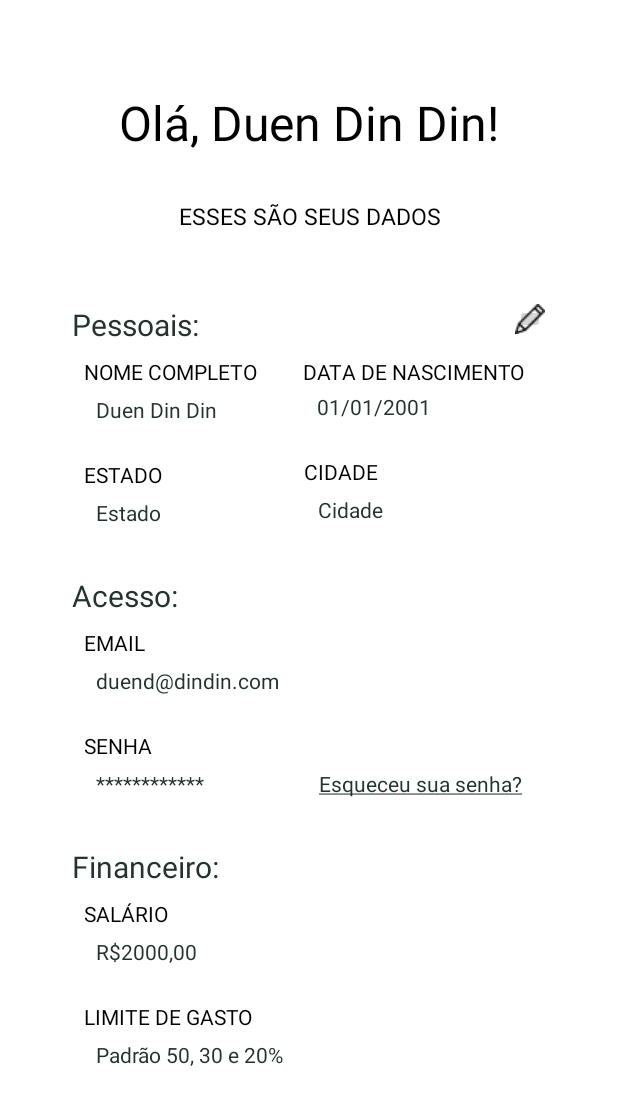
After one commit to ArthurVaso/DuenDinDin---Mobile, an Android app: the UsuarioPerfilActivity screen opened directly, with no data from a screen before it, on a phone screen of 412 x 824 dp. The commit adds this screen. Shown: the top 1105 px of the screen. Run offline under Robolectric (Android 15) with nearby library versions, the phone set to English and light mode, and no system bars.

Commit message:
criada a tela de perfil do usuario

```diff
--- a/app/src/main/AndroidManifest.xml
+++ b/app/src/main/AndroidManifest.xml
@@ -22,6 +22,9 @@
                 <category android:name="android.intent.category.LAUNCHER" />
             </intent-filter>
         </activity>
+        <activity
+            android:name=".UsuarioPerfilActivity"
+            android:exported="false"/>
     </application>
 
 </manifest>
--- /dev/null
+++ b/app/src/main/java/br/edu/ifsp/duendindin_mobile/UsuarioPerfilActivity.java
@@ -0,0 +1,23 @@
+package br.edu.ifsp.duendindin_mobile;
+
+import android.os.Bundle;
+import android.view.View;
+import android.widget.ImageButton;
+
+import androidx.appcompat.app.AppCompatActivity;
+
+public class UsuarioPerfilActivity extends AppCompatActivity {
+
+    private ImageButton btnEditUsuario;
+
+    @Override
+    protected void onCreate(Bundle savedInstanceState) {
+        super.onCreate(savedInstanceState);
+        setContentView(R.layout.activity_perfil_usuario);
+
+        btnEditUsuario = findViewById(R.id.img_usuario_perfil_edit);
+        btnEditUsuario.setOnClickListener(view -> {
+            //todo ir para a tela de atualizar perfil do usuário
+        });
+    }
+}
--- /dev/null
+++ b/app/src/main/res/layout/activity_perfil_usuario.xml
@@ -0,0 +1,286 @@
+<?xml version="1.0" encoding="utf-8"?>
+<LinearLayout xmlns:android="http://schemas.android.com/apk/res/android"
+    xmlns:app="http://schemas.android.com/apk/res-auto"
+    xmlns:tools="http://schemas.android.com/tools"
+    android:layout_width="match_parent"
+    android:layout_height="match_parent"
+    android:orientation="vertical"
+    tools:context=".UsuarioPerfilActivity">
+
+    <TextView
+        android:id="@+id/msg_usario_perfil"
+        android:layout_width="match_parent"
+        android:layout_height="wrap_content"
+        android:layout_marginLeft="20dp"
+        android:layout_marginTop="60dp"
+        android:layout_marginRight="20dp"
+        android:text="@string/msg_usuario_perfil"
+        android:textAlignment="center"
+        android:textColor="@color/black"
+        android:textSize="32sp" />
+
+    <TextView
+        android:layout_width="match_parent"
+        android:layout_height="wrap_content"
+        android:layout_marginLeft="20dp"
+        android:layout_marginTop="30dp"
+        android:layout_marginRight="20dp"
+        android:text="@string/msg_usuario_perfil_dados"
+        android:textAlignment="center"
+        android:textColor="@color/black"
+        android:textSize="15sp" />
+
+    <androidx.constraintlayout.widget.ConstraintLayout
+        android:layout_width="match_parent"
+        android:layout_height="match_parent"
+        android:layout_margin="40dp"
+        android:orientation="vertical">
+
+        <TextView
+            android:id="@+id/txt_usuario_perfil_pessoais"
+            android:layout_width="wrap_content"
+            android:layout_height="0dp"
+            android:layout_marginStart="8dp"
+            android:layout_marginTop="8dp"
+            android:text="@string/txt_usario_perfil_pessoais"
+            android:textColor="@color/button_color"
+            android:textSize="20sp"
+            app:layout_constraintStart_toStartOf="parent"
+            app:layout_constraintTop_toTopOf="parent" />
+
+        <ImageButton
+            android:id="@+id/img_usuario_perfil_edit"
+            android:layout_width="20dp"
+            android:layout_height="20dp"
+            android:layout_marginStart="209dp"
+            android:layout_marginTop="8dp"
+            android:layout_marginEnd="8dp"
+            android:contentDescription="@string/cd_usuario_perfil_img_edit"
+            app:layout_constraintEnd_toEndOf="parent"
+            app:layout_constraintStart_toEndOf="@+id/txt_usuario_perfil_pessoais"
+            app:layout_constraintTop_toTopOf="parent"
+            app:srcCompat="@drawable/img_edit_button"
+            tools:ignore="TouchTargetSizeCheck" />
+
+        <TextView
+            android:id="@+id/txt_usuario_perfil_nome_completo"
+            android:layout_width="wrap_content"
+            android:layout_height="wrap_content"
+            android:layout_marginStart="16dp"
+            android:layout_marginTop="8dp"
+            android:text="@string/txt_usuario_perfil_nome_completo"
+            android:textColor="@color/black"
+            app:layout_constraintStart_toStartOf="parent"
+            app:layout_constraintTop_toBottomOf="@+id/txt_usuario_perfil_pessoais" />
+
+        <TextView
+            android:id="@+id/txt_usuario_perfil_edit_nome_completo"
+            android:layout_width="wrap_content"
+            android:layout_height="wrap_content"
+            android:layout_marginStart="24dp"
+            android:layout_marginTop="6dp"
+            android:text="@string/txt_usuario_perfil_edit_nome_completo"
+            android:textColor="@color/button_color"
+            app:layout_constraintStart_toStartOf="parent"
+            app:layout_constraintTop_toBottomOf="@+id/txt_usuario_perfil_nome_completo" />
+
+        <TextView
+            android:id="@+id/txt_usuario_perfil_data_de_nascimento"
+            android:layout_width="wrap_content"
+            android:layout_height="wrap_content"
+            android:layout_marginTop="8dp"
+            android:layout_marginEnd="10dp"
+            android:text="@string/txt_usuario_perfil_data_de_nascimento"
+            android:textColor="@color/black"
+            app:layout_constraintEnd_toEndOf="parent"
+            app:layout_constraintHorizontal_bias="0.716"
+            app:layout_constraintStart_toEndOf="@+id/txt_usuario_perfil_nome_completo"
+            app:layout_constraintTop_toBottomOf="@+id/txt_usuario_perfil_pessoais" />
+
+        <TextView
+            android:id="@+id/txt_usuario_perfil_edit_data_de_nascimento"
+            android:layout_width="wrap_content"
+            android:layout_height="wrap_content"
+            android:layout_marginTop="4dp"
+            android:text="@string/txt_usuario_perfil_edit_data_de_nascimento"
+            android:textColor="@color/button_color"
+            app:layout_constraintEnd_toEndOf="parent"
+            app:layout_constraintHorizontal_bias="0.096"
+            app:layout_constraintStart_toStartOf="@+id/txt_usuario_perfil_data_de_nascimento"
+            app:layout_constraintTop_toBottomOf="@+id/txt_usuario_perfil_data_de_nascimento" />
+
+        <TextView
+            android:id="@+id/txt_usuario_perfil_estado"
+            android:layout_width="wrap_content"
+            android:layout_height="wrap_content"
+            android:layout_marginStart="16dp"
+            android:layout_marginTop="24dp"
+            android:text="@string/txt_usuario_perfil_estado"
+            android:textColor="@color/black"
+            app:layout_constraintStart_toStartOf="parent"
+            app:layout_constraintTop_toBottomOf="@+id/txt_usuario_perfil_edit_nome_completo" />
+
+        <TextView
+            android:id="@+id/txt_usuario_perfil_edit_estado"
+            android:layout_width="wrap_content"
+            android:layout_height="wrap_content"
+            android:layout_marginStart="24dp"
+            android:layout_marginTop="6dp"
+            android:text="@string/txt_usuario_perfil_edit_estado"
+            android:textColor="@color/button_color"
+            app:layout_constraintStart_toStartOf="parent"
+            app:layout_constraintTop_toBottomOf="@+id/txt_usuario_perfil_estado" />
+
+        <TextView
+            android:id="@+id/txt_usuario_perfil_cidade"
+            android:layout_width="wrap_content"
+            android:layout_height="wrap_content"
+            android:layout_marginStart="92dp"
+            android:layout_marginTop="24dp"
+            android:text="@string/txt_usuario_perfil_cidade"
+            android:textColor="@color/black"
+            app:layout_constraintEnd_toEndOf="parent"
+            app:layout_constraintHorizontal_bias="0.016"
+            app:layout_constraintStart_toEndOf="@+id/txt_usuario_perfil_estado"
+            app:layout_constraintTop_toBottomOf="@+id/txt_usuario_perfil_edit_data_de_nascimento" />
+
+        <TextView
+            android:id="@+id/txt_usuario_perfil_edit_cidade"
+            android:layout_width="wrap_content"
+            android:layout_height="wrap_content"
+            android:layout_marginTop="6dp"
+            android:text="@string/txt_usuario_perfil_edit_cidade"
+            android:textColor="@color/button_color"
+            app:layout_constraintEnd_toEndOf="parent"
+            app:layout_constraintHorizontal_bias="0.072"
+            app:layout_constraintStart_toStartOf="@+id/txt_usuario_perfil_cidade"
+            app:layout_constraintTop_toBottomOf="@+id/txt_usuario_perfil_cidade" />
+
+        <TextView
+            android:id="@+id/txt_usuario_perfil_acesso"
+            android:layout_width="wrap_content"
+            android:layout_height="wrap_content"
+            android:layout_marginStart="8dp"
+            android:layout_marginTop="32dp"
+            android:text="@string/txt_usuario_perfil_acesso"
+            android:textColor="@color/button_color"
+            android:textSize="20sp"
+            app:layout_constraintStart_toStartOf="parent"
+            app:layout_constraintTop_toBottomOf="@+id/txt_usuario_perfil_edit_estado" />
+
+        <TextView
+            android:id="@+id/txt_usuario_perfil_email"
+            android:layout_width="wrap_content"
+            android:layout_height="wrap_content"
+            android:layout_marginStart="16dp"
+            android:layout_marginTop="8dp"
+            android:text="@string/txt_usuario_perfil_email"
+            android:textColor="@color/black"
+            app:layout_constraintStart_toStartOf="parent"
+            app:layout_constraintTop_toBottomOf="@+id/txt_usuario_perfil_acesso" />
+
+        <TextView
+            android:id="@+id/txt_usuario_perfil_edit_email"
+            android:layout_width="wrap_content"
+            android:layout_height="wrap_content"
+            android:layout_marginStart="24dp"
+            android:layout_marginTop="6dp"
+            android:text="@string/txt_usuario_perfil_edit_email"
+            android:textColor="@color/button_color"
+            app:layout_constraintStart_toStartOf="parent"
+            app:layout_constraintTop_toBottomOf="@+id/txt_usuario_perfil_email" />
+
+        <TextView
+            android:id="@+id/txt_usuario_perfil_senha"
+            android:layout_width="wrap_content"
+            android:layout_height="wrap_content"
+            android:layout_marginStart="16dp"
+            android:layout_marginTop="24dp"
+            android:text="@string/txt_usuario_perfil_senha"
+            android:textColor="@color/black"
+            app:layout_constraintStart_toStartOf="parent"
+            app:layout_constraintTop_toBottomOf="@+id/txt_usuario_perfil_edit_email" />
+
+        <TextView
+            android:id="@+id/txt_usuario_perfil_edit_senha"
+            android:layout_width="wrap_content"
+            android:layout_height="wrap_content"
+            android:layout_marginStart="24dp"
+            android:layout_marginTop="6dp"
+            android:text="@string/txt_usuario_perfil_edit_senha"
+            android:textColor="@color/button_color"
+            app:layout_constraintStart_toStartOf="parent"
+            app:layout_constraintTop_toBottomOf="@+id/txt_usuario_perfil_senha" />
+
+        <TextView
+            android:id="@+id/msg_usuario_perfil_esqueceu_sua_senha"
+            android:layout_width="wrap_content"
+            android:layout_height="wrap_content"
+            android:layout_marginTop="6dp"
+            android:layout_marginEnd="10dp"
+            android:text="@string/msg_usuario_perfil_esqueceu_sua_senha"
+            android:textColor="@color/button_color"
+            app:layout_constraintEnd_toEndOf="parent"
+            app:layout_constraintHorizontal_bias="0.846"
+            app:layout_constraintStart_toEndOf="@+id/txt_usuario_perfil_edit_senha"
+            app:layout_constraintTop_toBottomOf="@+id/txt_usuario_perfil_senha" />
+
+        <TextView
+            android:id="@+id/txt_usuario_perfil_financeiro"
+            android:layout_width="wrap_content"
+            android:layout_height="wrap_content"
+            android:layout_marginStart="8dp"
+            android:layout_marginTop="32dp"
+            android:text="@string/txt_usuario_perfil_financeiro"
+            android:textColor="@color/button_color"
+            android:textSize="20sp"
+            app:layout_constraintStart_toStartOf="parent"
+            app:layout_constraintTop_toBottomOf="@+id/txt_usuario_perfil_edit_senha" />
+
+        <TextView
+            android:id="@+id/txt_usuario_perfil_salario"
+            android:layout_width="wrap_content"
+            android:layout_height="wrap_content"
+            android:layout_marginStart="16dp"
+            android:layout_marginTop="8dp"
+            android:text="@string/txt_usuario_perfil_salario"
+            android:textColor="@color/black"
+            app:layout_constraintStart_toStartOf="parent"
+            app:layout_constraintTop_toBottomOf="@+id/txt_usuario_perfil_financeiro" />
+
+        <TextView
+            android:id="@+id/txt_usuario_perfil_edit_salario"
+            android:layout_width="wrap_content"
+            android:layout_height="wrap_content"
+            android:layout_marginStart="24dp"
+            android:layout_marginTop="6dp"
+            android:text="@string/txt_usuario_perfil_edit_salario"
+            android:textColor="@color/button_color"
+            app:layout_constraintStart_toStartOf="parent"
+            app:layout_constraintTop_toBottomOf="@+id/txt_usuario_perfil_salario" />
+
+        <TextView
+            android:id="@+id/txt_usuario_perfil_limite_de_gasto"
+            android:layout_width="wrap_content"
+            android:layout_height="wrap_content"
+            android:layout_marginStart="16dp"
+            android:layout_marginTop="24dp"
+            android:text="@string/txt_usuario_perfil_limite_de_gasto"
+            android:textColor="@color/black"
+            app:layout_constraintStart_toStartOf="parent"
+            app:layout_constraintTop_toBottomOf="@+id/txt_usuario_perfil_edit_salario" />
+
+        <TextView
+            android:id="@+id/txt_usuario_perfil_edit_limite_de_gasto"
+            android:layout_width="wrap_content"
+            android:layout_height="wrap_content"
+            android:layout_marginStart="24dp"
+            android:layout_marginTop="6dp"
+            android:text="@string/txt_usuario_perfil_edit_limite_de_gasto"
+            android:textColor="@color/button_color"
+            app:layout_constraintStart_toStartOf="parent"
+            app:layout_constraintTop_toBottomOf="@+id/txt_usuario_perfil_limite_de_gasto" />
+
+    </androidx.constraintlayout.widget.ConstraintLayout>
+
+</LinearLayout>
--- a/app/src/main/res/values-night/themes.xml
+++ b/app/src/main/res/values-night/themes.xml
@@ -1,6 +1,6 @@
 <resources xmlns:tools="http://schemas.android.com/tools">
     <!-- Base application theme. -->
-    <style name="Theme.DuenDinDinMobile" parent="Theme.MaterialComponents.DayNight.DarkActionBar">
+    <style name="Theme.DuenDinDinMobile" parent="Theme.MaterialComponents.DayNight.NoActionBar">
         <!-- Primary brand color. -->
         <item name="colorPrimary">@color/primary_color</item>
         <item name="colorPrimaryVariant">@color/purple_700</item>
--- a/app/src/main/res/values/strings.xml
+++ b/app/src/main/res/values/strings.xml
@@ -1,3 +1,39 @@
 <resources>
     <string name="app_name">DuenDinDin</string>
+    <string name="msg_usuario_perfil">Olá, Duen Din Din!</string>
+    <string name="msg_usuario_perfil_dados">ESSES SÃO SEUS DADOS</string>
+
+
+<!--    TEXTOS DOS DADOS PESSOAIS-->
+    <string name="txt_usario_perfil_pessoais">Pessoais:</string>
+    <string name="cd_usuario_perfil_img_edit">Botão para ir para a tela de alteração dos dados do usuário.</string>
+
+    <string name="txt_usuario_perfil_nome_completo">NOME COMPLETO</string>
+    <string name="txt_usuario_perfil_edit_nome_completo">Duen Din Din</string>
+    <string name="txt_usuario_perfil_data_de_nascimento">DATA DE NASCIMENTO</string>
+    <string name="txt_usuario_perfil_edit_data_de_nascimento">01/01/2001</string>
+    <string name="txt_usuario_perfil_estado">ESTADO</string>
+    <string name="txt_usuario_perfil_edit_estado">Estado</string>
+    <string name="txt_usuario_perfil_cidade">CIDADE</string>
+    <string name="txt_usuario_perfil_edit_cidade">Cidade</string>
+
+<!--    TEXTOS DOS DADOS DE ACESSO-->
+    <string name="txt_usuario_perfil_acesso">Acesso:</string>
+
+    <string name="txt_usuario_perfil_email">EMAIL</string>
+    <string name="txt_usuario_perfil_edit_email">duend@dindin.com</string>
+    <string name="txt_usuario_perfil_senha">SENHA</string>
+    <string name="txt_usuario_perfil_edit_senha">************</string>
+    <string name="msg_usuario_perfil_esqueceu_sua_senha"><u>Esqueceu sua senha?</u></string>
+
+<!--    TEXTOS DOS DADOS FINANCEIROS-->
+    <string name="txt_usuario_perfil_financeiro">Financeiro:</string>
+
+    <string name="txt_usuario_perfil_salario">SALÁRIO</string>
+    <string name="txt_usuario_perfil_edit_salario">R$2000,00</string>
+    <string name="txt_usuario_perfil_limite_de_gasto">LIMITE DE GASTO</string>
+    <string name="txt_usuario_perfil_edit_limite_de_gasto">Padrão 50, 30 e 20%</string>
+
 </resources>
+
+<!--txt_usuario_cadastro_nome_completo-->
--- a/app/src/main/res/values/themes.xml
+++ b/app/src/main/res/values/themes.xml
@@ -1,6 +1,6 @@
 <resources xmlns:tools="http://schemas.android.com/tools">
     <!-- Base application theme. -->
-    <style name="Theme.DuenDinDinMobile" parent="Theme.MaterialComponents.DayNight.DarkActionBar">
+    <style name="Theme.DuenDinDinMobile" parent="Theme.MaterialComponents.DayNight.NoActionBar">
         <!-- Primary brand color. -->
         <item name="colorPrimary">@color/primary_color</item>
         <item name="colorPrimaryVariant">@color/purple_700</item>
```
Also changed, not shown: app/src/main/res/drawable/img_edit_button.png (added), app/src/main/res/img_edit_button.png (added).
